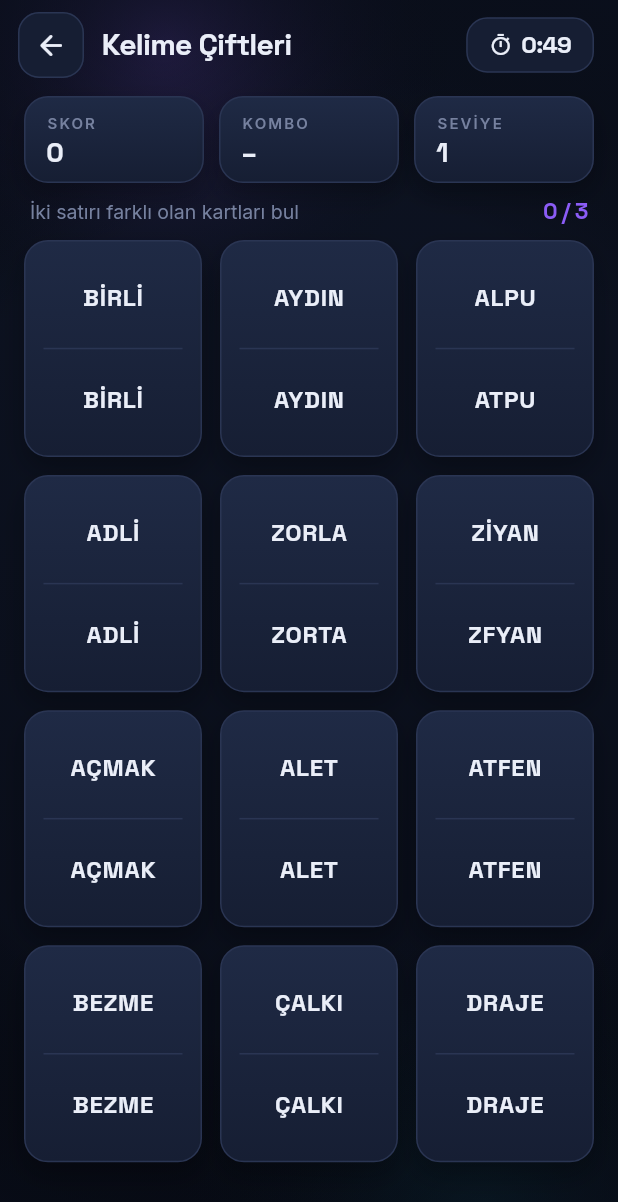
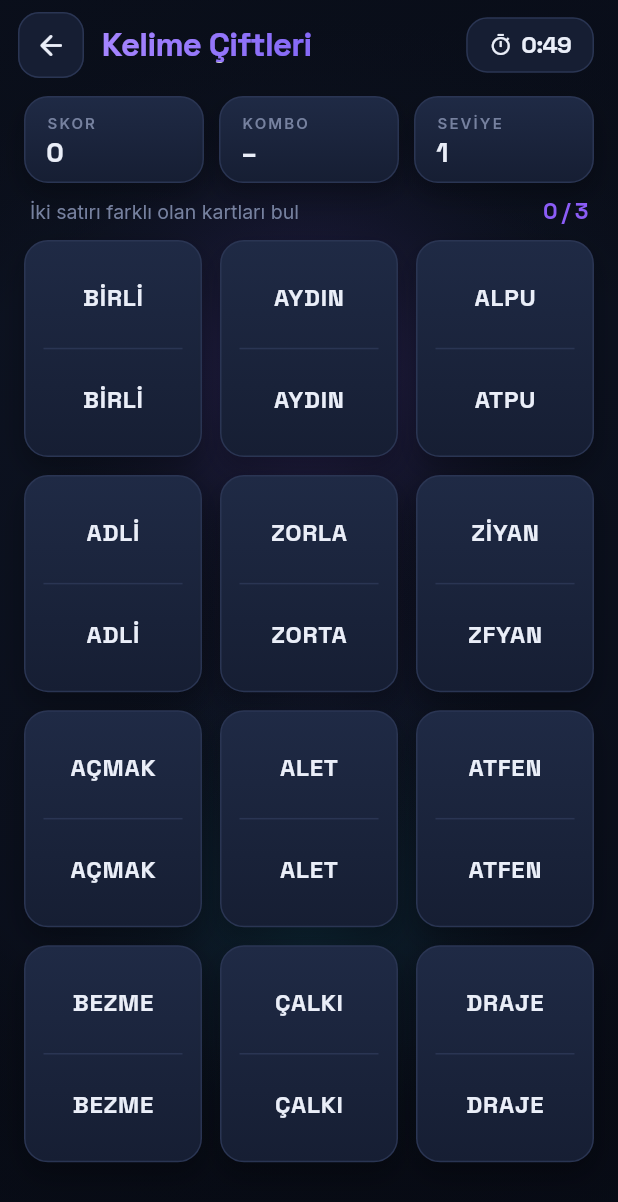
Before and after one commit to omerfarukx/Word-Game-Flutter, a Flutter app: the WordPairsScreen screen opened by its route, on a phone screen of 412 x 824 dp. Shown: the top 1202 px of the screen. Run offline on Flutter 3.47's test engine with Material 3 defaults, Android fonts, the phone set to English and light mode, and no system bars; our stand-ins replace audioplayers, google_fonts, shared_preferences; accounts and stored records are empty.

Commit message:
feat: bolder, animated design (aurora, reveals, confetti)
Push the visual language further per feedback ("make it bolder"):
- AuroraBackground: living gradient backdrop with slowly drifting
  accent-tinted blobs + edge vignette, behind every game
- gradient-shader game titles in the top bar
- Reveal: staggered fade-up entrance for grid cards, chain links and
  difficulty cards
- ConfettiBurst: lightweight particle celebration on level-up
  (Kelime Çiftleri), new record (Kelime Zinciri) and strong runs
  (Kelime Tanıma)

All via the shared layer, so the three finished games get it at once and
future games inherit it. flutter analyze: 0 issues.

Co-Authored-By: Claude Opus 4.8 <noreply@anthropic.com>

```diff
--- /dev/null
+++ b/lib/core/design/widgets/aurora_background.dart
@@ -0,0 +1,84 @@
+import 'dart:math';
+import 'package:flutter/material.dart';
+import '../app_colors.dart';
+
+/// Living gradient backdrop: an ink base with a few accent-tinted blobs that
+/// drift slowly, plus an edge vignette. Gives every game a premium, deep feel
+/// without any per-screen work.
+class AuroraBackground extends StatefulWidget {
+  const AuroraBackground({super.key, required this.accent});
+  final Color accent;
+
+  @override
+  State<AuroraBackground> createState() => _AuroraBackgroundState();
+}
+
+class _AuroraBackgroundState extends State<AuroraBackground>
+    with SingleTickerProviderStateMixin {
+  late final AnimationController _c =
+      AnimationController(vsync: this, duration: const Duration(seconds: 18))
+        ..repeat();
+
+  @override
+  void dispose() {
+    _c.dispose();
+    super.dispose();
+  }
+
+  @override
+  Widget build(BuildContext context) {
+    return RepaintBoundary(
+      child: AnimatedBuilder(
+        animation: _c,
+        builder: (context, _) {
+          final t = _c.value * 2 * pi;
+          return Stack(
+            fit: StackFit.expand,
+            children: [
+              const DecoratedBox(
+                decoration: BoxDecoration(
+                  gradient: LinearGradient(
+                    begin: Alignment.topLeft,
+                    end: Alignment.bottomRight,
+                    colors: [AppColors.bg, AppColors.bgDeep],
+                  ),
+                ),
+              ),
+              _blob(Alignment(-0.85 + 0.25 * sin(t), -0.95 + 0.18 * cos(t)),
+                  widget.accent, 0.26, 420),
+              _blob(Alignment(0.95 + 0.18 * cos(t * 0.8), 0.95 + 0.16 * sin(t * 0.8)),
+                  AppColors.visual, 0.12, 460),
+              _blob(Alignment(0.5 * sin(t * 0.6), 0.15 * cos(t)),
+                  widget.accent, 0.06, 320),
+              const DecoratedBox(
+                decoration: BoxDecoration(
+                  gradient: RadialGradient(
+                    radius: 1.15,
+                    colors: [Colors.transparent, Color(0x99080C17)],
+                    stops: [0.6, 1.0],
+                  ),
+                ),
+              ),
+            ],
+          );
+        },
+      ),
+    );
+  }
+
+  Widget _blob(Alignment a, Color color, double opacity, double size) => Align(
+        alignment: a,
+        child: IgnorePointer(
+          child: Container(
+            width: size,
+            height: size,
+            decoration: BoxDecoration(
+              shape: BoxShape.circle,
+              gradient: RadialGradient(
+                colors: [color.withValues(alpha: opacity), Colors.transparent],
+              ),
+            ),
+          ),
+        ),
+      );
+}
--- /dev/null
+++ b/lib/core/design/widgets/confetti.dart
@@ -0,0 +1,131 @@
+import 'dart:math';
+import 'package:flutter/material.dart';
+import '../app_colors.dart';
+
+/// A one-shot confetti burst. Change [trigger] to fire; particles fall once
+/// and fade. Lightweight (no package) — used to celebrate records / level-ups.
+class ConfettiBurst extends StatefulWidget {
+  const ConfettiBurst({super.key, required this.trigger, this.colors});
+
+  final int trigger;
+  final List<Color>? colors;
+
+  @override
+  State<ConfettiBurst> createState() => _ConfettiBurstState();
+}
+
+class _ConfettiBurstState extends State<ConfettiBurst>
+    with SingleTickerProviderStateMixin {
+  late final AnimationController _c = AnimationController(
+    vsync: this,
+    duration: const Duration(milliseconds: 1500),
+  );
+  final _rand = Random();
+  List<_Particle> _particles = [];
+
+  static const _palette = [
+    AppColors.word,
+    AppColors.visual,
+    AppColors.reading,
+    AppColors.success,
+    AppColors.wordSoft,
+  ];
+
+  @override
+  void didUpdateWidget(ConfettiBurst old) {
+    super.didUpdateWidget(old);
+    if (widget.trigger != old.trigger && widget.trigger > 0) _fire();
+  }
+
+  void _fire() {
+    final colors = widget.colors ?? _palette;
+    _particles = List.generate(70, (_) {
+      final angle = -pi / 2 + (_rand.nextDouble() - 0.5) * 1.4;
+      final speed = 0.6 + _rand.nextDouble() * 0.9;
+      return _Particle(
+        x: 0.5 + (_rand.nextDouble() - 0.5) * 0.1,
+        vx: cos(angle) * speed,
+        vy: sin(angle) * speed,
+        color: colors[_rand.nextInt(colors.length)],
+        size: 6 + _rand.nextDouble() * 8,
+        rot: _rand.nextDouble() * pi,
+        rotSpeed: (_rand.nextDouble() - 0.5) * 8,
+      );
+    });
+    _c.forward(from: 0);
+  }
+
+  @override
+  void dispose() {
+    _c.dispose();
+    super.dispose();
+  }
+
+  @override
+  Widget build(BuildContext context) {
+    return IgnorePointer(
+      child: AnimatedBuilder(
+        animation: _c,
+        builder: (context, _) => _c.isAnimating
+            ? CustomPaint(
+                size: Size.infinite,
+                painter: _ConfettiPainter(_particles, _c.value),
+              )
+            : const SizedBox.expand(),
+      ),
+    );
+  }
+}
+
+class _Particle {
+  _Particle({
+    required this.x,
+    required this.vx,
+    required this.vy,
+    required this.color,
+    required this.size,
+    required this.rot,
+    required this.rotSpeed,
+  });
+
+  final double x; // 0..1 start
+  final double vx;
+  final double vy;
+  final Color color;
+  final double size;
+  final double rot;
+  final double rotSpeed;
+}
+
+class _ConfettiPainter extends CustomPainter {
+  _ConfettiPainter(this.particles, this.t);
+  final List<_Particle> particles;
+  final double t;
+
+  @override
+  void paint(Canvas canvas, Size size) {
+    final fade = (1 - t).clamp(0.0, 1.0);
+    for (final p in particles) {
+      final px = p.x * size.width + p.vx * size.width * 0.6 * t;
+      final py = size.height * 0.32 +
+          p.vy * size.height * 0.5 * t +
+          size.height * 1.1 * t * t; // gravity
+      final paint = Paint()..color = p.color.withValues(alpha: fade);
+      canvas.save();
+      canvas.translate(px, py);
+      canvas.rotate(p.rot + p.rotSpeed * t);
+      canvas.drawRRect(
+        RRect.fromRectAndRadius(
+          Rect.fromCenter(
+              center: Offset.zero, width: p.size, height: p.size * 0.5),
+          const Radius.circular(1.5),
+        ),
+        paint,
+      );
+      canvas.restore();
+    }
+  }
+
+  @override
+  bool shouldRepaint(_ConfettiPainter old) => old.t != t;
+}
--- a/lib/core/design/widgets/game_scaffold.dart
+++ b/lib/core/design/widgets/game_scaffold.dart
@@ -1,10 +1,12 @@
 import 'package:flutter/material.dart';
 import '../app_colors.dart';
 import '../app_typography.dart';
+import '../decorations.dart';
+import 'aurora_background.dart';
 
-/// Shared shell for every game screen: ink gradient, one soft accent glow,
-/// and a quiet top bar (back + title + optional trailing). Games only supply
-/// their accent and content, so they all feel like one app.
+/// Shared shell for every game screen: a living aurora backdrop and a quiet top
+/// bar (back + gradient title + optional trailing). Games supply their accent
+/// and content, so they all feel like one app.
 class GameScaffold extends StatelessWidget {
   const GameScaffold({
     super.key,
@@ -26,16 +28,7 @@ class GameScaffold extends StatelessWidget {
     return Scaffold(
       body: Stack(
         children: [
-          const _InkBackground(),
-          Positioned(
-              top: -170,
-              left: -90,
-              child: _Glow(color: accent, size: 400, opacity: 0.26)),
-          const Positioned(
-              bottom: -210,
-              right: -130,
-              child: _Glow(color: AppColors.visual, size: 440, opacity: 0.10)),
-          const Positioned.fill(child: _Vignette()),
+          Positioned.fill(child: AuroraBackground(accent: accent)),
           SafeArea(
             child: Column(
               children: [
@@ -53,61 +46,6 @@ class GameScaffold extends StatelessWidget {
       ),
     );
   }
-}
-
-class _InkBackground extends StatelessWidget {
-  const _InkBackground();
-
-  @override
-  Widget build(BuildContext context) => const DecoratedBox(
-        decoration: BoxDecoration(
-          gradient: LinearGradient(
-            begin: Alignment.topCenter,
-            end: Alignment.bottomCenter,
-            colors: [AppColors.bg, AppColors.bgDeep],
-          ),
-        ),
-        child: SizedBox.expand(),
-      );
-}
-
-class _Glow extends StatelessWidget {
-  const _Glow({required this.color, this.size = 340, this.opacity = 0.22});
-  final Color color;
-  final double size;
-  final double opacity;
-
-  @override
-  Widget build(BuildContext context) => IgnorePointer(
-        child: Container(
-          width: size,
-          height: size,
-          decoration: BoxDecoration(
-            shape: BoxShape.circle,
-            gradient: RadialGradient(
-              colors: [color.withValues(alpha: opacity), Colors.transparent],
-            ),
-          ),
-        ),
-      );
-}
-
-/// Darkens the screen edges so content floats in the middle.
-class _Vignette extends StatelessWidget {
-  const _Vignette();
-
-  @override
-  Widget build(BuildContext context) => IgnorePointer(
-        child: DecoratedBox(
-          decoration: BoxDecoration(
-            gradient: RadialGradient(
-              radius: 1.1,
-              colors: [Colors.transparent, AppColors.bgDeep.withValues(alpha: 0.6)],
-              stops: const [0.62, 1.0],
-            ),
-          ),
-        ),
-      );
 }
 
 class _TopBar extends StatelessWidget {
@@ -135,10 +73,14 @@ class _TopBar extends StatelessWidget {
           ),
           const SizedBox(width: 12),
           Expanded(
-            child: Text(
-              title,
-              style: AppText.display(20),
-              overflow: TextOverflow.ellipsis,
+            child: ShaderMask(
+              shaderCallback: (r) =>
+                  AppGradients.forAccent(accent).createShader(r),
+              child: Text(
+                title,
+                style: AppText.display(22, color: Colors.white),
+                overflow: TextOverflow.ellipsis,
+              ),
             ),
           ),
           if (trailing != null) trailing!,
--- /dev/null
+++ b/lib/core/design/widgets/reveal.dart
@@ -0,0 +1,61 @@
+import 'package:flutter/material.dart';
+
+/// One-shot entrance: fade up + slight scale. Pass a staggered [delay] per
+/// item (e.g. index * 40ms) to make a grid or list cascade in.
+class Reveal extends StatefulWidget {
+  const Reveal({
+    super.key,
+    required this.child,
+    this.delay = Duration.zero,
+    this.offset = 16,
+  });
+
+  final Widget child;
+  final Duration delay;
+  final double offset;
+
+  @override
+  State<Reveal> createState() => _RevealState();
+}
+
+class _RevealState extends State<Reveal> with SingleTickerProviderStateMixin {
+  late final AnimationController _c = AnimationController(
+    vsync: this,
+    duration: const Duration(milliseconds: 440),
+  );
+  late final Animation<double> _a =
+      CurvedAnimation(parent: _c, curve: Curves.easeOutCubic);
+
+  @override
+  void initState() {
+    super.initState();
+    if (widget.delay == Duration.zero) {
+      _c.forward();
+    } else {
+      Future.delayed(widget.delay, () {
+        if (mounted) _c.forward();
+      });
+    }
+  }
+
+  @override
+  void dispose() {
+    _c.dispose();
+    super.dispose();
+  }
+
+  @override
+  Widget build(BuildContext context) {
+    return AnimatedBuilder(
+      animation: _a,
+      builder: (context, child) => Opacity(
+        opacity: _a.value,
+        child: Transform.translate(
+          offset: Offset(0, (1 - _a.value) * widget.offset),
+          child: Transform.scale(scale: 0.96 + 0.04 * _a.value, child: child),
+        ),
+      ),
+      child: widget.child,
+    );
+  }
+}
--- a/lib/features/exercises/word_pairs/screens/word_pairs_screen.dart
+++ b/lib/features/exercises/word_pairs/screens/word_pairs_screen.dart
@@ -4,8 +4,10 @@ import 'package:provider/provider.dart';
 import '../../../../core/design/app_colors.dart';
 import '../../../../core/design/app_typography.dart';
 import '../../../../core/design/decorations.dart';
+import '../../../../core/design/widgets/confetti.dart';
 import '../../../../core/design/widgets/game_result.dart';
 import '../../../../core/design/widgets/game_scaffold.dart';
+import '../../../../core/design/widgets/reveal.dart';
 import '../../../../core/design/widgets/shaker.dart';
 import '../../../../core/design/widgets/stat_pill.dart';
 import '../../../../core/design/widgets/timer_chip.dart';
@@ -27,6 +29,8 @@ class _WordPairsScreenState extends State<WordPairsScreen> {
   late final WordPairsController _c =
       WordPairsController(WordService.instance)..addListener(_onChange);
   bool _saved = false;
+  int _prevLevel = 1;
+  int _confetti = 0;
 
   @override
   void initState() {
@@ -35,6 +39,10 @@ class _WordPairsScreenState extends State<WordPairsScreen> {
   }
 
   void _onChange() {
+    if (_c.level != _prevLevel) {
+      _prevLevel = _c.level;
+      _confetti++;
+    }
     if (_c.isOver && !_saved) {
       _saved = true;
       context.read<StatisticsProvider>().addExerciseCompletion(
@@ -46,6 +54,7 @@ class _WordPairsScreenState extends State<WordPairsScreen> {
 
   void _restart() {
     _saved = false;
+    _prevLevel = 1;
     _c.start();
   }
 
@@ -76,6 +85,7 @@ class _WordPairsScreenState extends State<WordPairsScreen> {
               ),
             ],
           ),
+          ConfettiBurst(trigger: _confetti),
           if (_c.isOver)
             GameResultOverlay(
               accent: _accent,
@@ -162,7 +172,11 @@ class _Grid extends StatelessWidget {
       childAspectRatio: 0.82,
       children: [
         for (var i = 0; i < c.cards.length; i++)
-          _Card(card: c.cards[i], onTap: () => c.tapCard(i)),
+          Reveal(
+            key: ValueKey('${c.level}_$i'),
+            delay: Duration(milliseconds: i * 25),
+            child: _Card(card: c.cards[i], onTap: () => c.tapCard(i)),
+          ),
       ],
     );
   }
```
Also changed, not shown: lib/features/exercises/word_recognition/screens/word_recognition_screen.dart (+13 -2 lines), lib/features/word_chain/screens/word_chain_screen.dart (+13 -5 lines).
